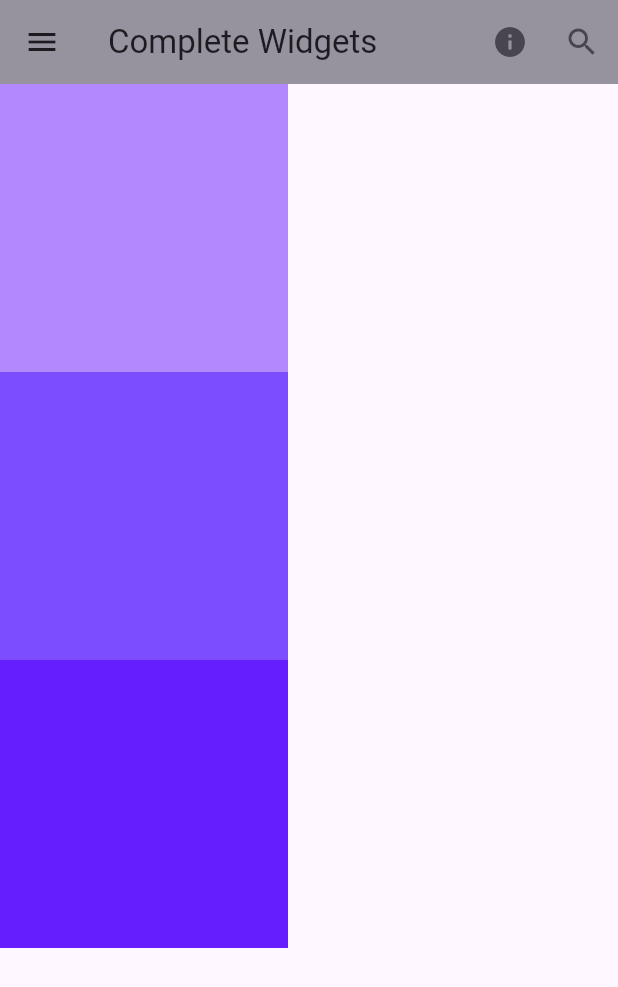
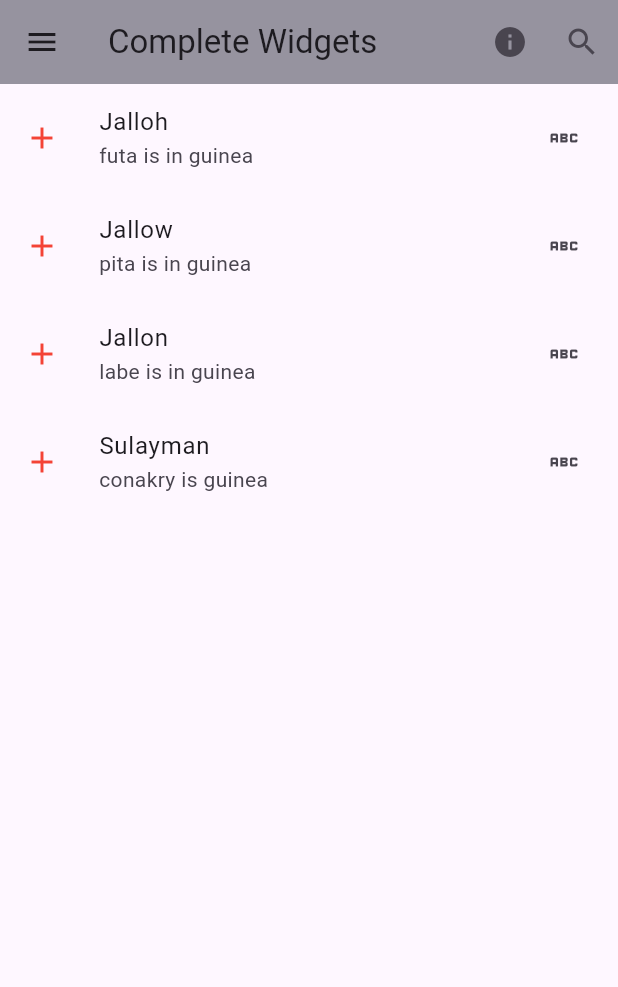
Before and after one commit to Codewithjalloh/complete_everything_widgets_flutter, a Flutter app: the screen it shows after launch, on a phone screen of 412 x 824 dp. Shown: the top 987 px of the screen. Run offline on Flutter 3.47's test engine with Material 3 defaults, Android fonts, the phone set to English and light mode, and no system bars.

Commit message:
listview.builder

```diff
--- a/lib/main.dart
+++ b/lib/main.dart
@@ -7,6 +7,8 @@ import 'package:flutter/material.dart';
 
 import 'widgets/my_container.dart';
 import 'widgets/my_gesture_detector.dart';
+import 'widgets/my_gridview_builder.dart';
+import 'widgets/my_listview_builder.dart';
 
 // Everything must be run inside this main functions
 void main() {
@@ -46,7 +48,11 @@ class MyApp extends StatelessWidget {
             ),
           ],
         ),
-        body: MyGridview(),
+        body: ListViewBuilder(),
+
+        //MyGridviewBuilder(),
+
+        //MyGridview(),
 
         // MyStack(),
 
--- /dev/null
+++ b/lib/widgets/my_listview.dart
@@ -0,0 +1,10 @@
+import 'package:flutter/material.dart';
+
+class ListView extends StatelessWidget {
+  const ListView({super.key});
+
+  @override
+  Widget build(BuildContext context) {
+    return ListView();
+  }
+}
--- /dev/null
+++ b/lib/widgets/my_listview_builder.dart
@@ -0,0 +1,35 @@
+import 'package:flutter/material.dart';
+
+class ListViewBuilder extends StatelessWidget {
+  const ListViewBuilder({super.key});
+
+  @override
+  Widget build(BuildContext context) {
+    List names = ["Jalloh", "Jallow", "Jallon", "Sulayman"];
+    List subtitles = [
+      "futa is in guinea",
+      "pita is in guinea",
+      "labe is in guinea",
+      'conakry is guinea'
+    ];
+
+    return ListView.builder(
+        itemCount: names.length,
+        itemBuilder: (context, index) => ListTile(
+              // selectedColor: Colors.green,
+              // splashColor: Colors.deepPurple,
+              // tileColor: Colors.amber,
+              // mouseCursor: MouseCursor.defer,
+              horizontalTitleGap: 20,
+              minLeadingWidth: 30,
+
+              leading: Icon(
+                Icons.add,
+                color: Colors.red,
+              ),
+              title: Text(names[index]),
+              subtitle: Text(subtitles[index]),
+              trailing: Icon(Icons.abc),
+            ));
+  }
+}
```
Also changed, not shown: lib/widgets/my_gridview_builder.dart (added, +26 -0 lines).
